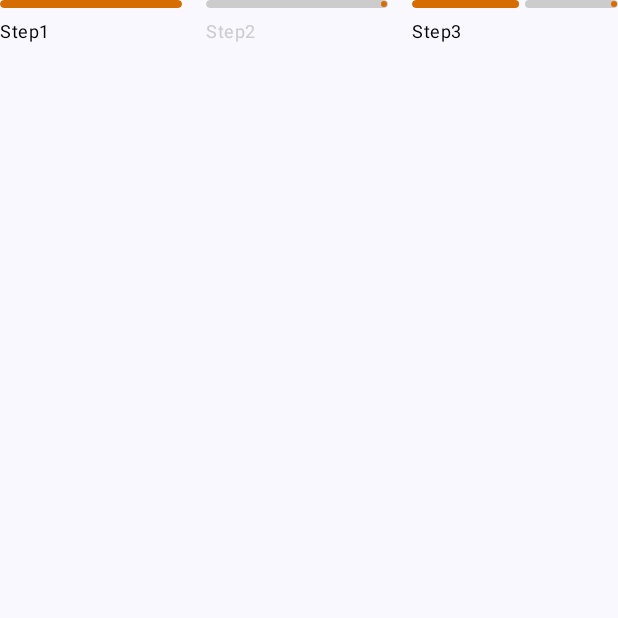
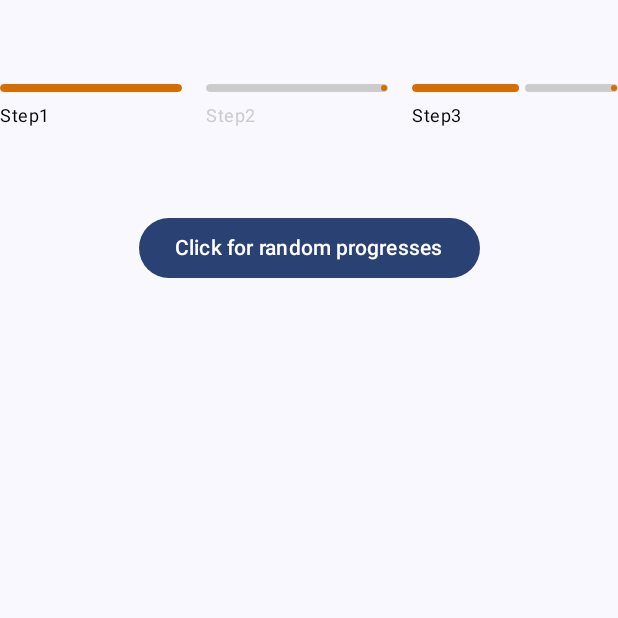
Before and after one commit to emirhanemmez/MultiStepsProgressBar, an Android app built with Jetpack Compose: the screen it shows after launch (MainActivity), on a phone screen of 412 x 824 dp, the top half of it. Run offline under Robolectric (Android 15) with nearby library versions, the phone set to English and light mode, and no system bars.

Commit message:
add example usage

```diff
--- a/app/build.gradle.kts
+++ b/app/build.gradle.kts
@@ -50,7 +50,7 @@ android {
 }
 
 dependencies {
-    implementation(project(":multistepsprogressbar"))
+    implementation("com.github.emirhanemmez:MultiStepsProgressBar:1.0")
     implementation(libs.androidx.core.ktx)
     implementation(libs.androidx.lifecycle.runtime.ktx)
     implementation(libs.androidx.activity.compose)
--- a/app/src/main/java/com/emirhanemmez/multiplestepsprogressbarlib/MainActivity.kt
+++ b/app/src/main/java/com/emirhanemmez/multiplestepsprogressbarlib/MainActivity.kt
@@ -3,45 +3,54 @@ package com.emirhanemmez.multiplestepsprogressbarlib
 import android.os.Bundle
 import androidx.activity.ComponentActivity
 import androidx.activity.compose.setContent
+import androidx.compose.foundation.layout.Column
+import androidx.compose.foundation.layout.Spacer
 import androidx.compose.foundation.layout.fillMaxSize
+import androidx.compose.foundation.layout.height
+import androidx.compose.material3.Button
 import androidx.compose.material3.MaterialTheme
 import androidx.compose.material3.Surface
+import androidx.compose.material3.Text
+import androidx.compose.ui.Alignment
 import androidx.compose.ui.Modifier
+import androidx.compose.ui.unit.dp
+import androidx.lifecycle.ViewModelProvider
+import com.emirhanemmez.multiplestepsprogressbarlib.ui.theme.MyTheme
 import com.emirhanemmez.multistepsprogressbar.MultipleStepsProgressBar
-import com.emirhanemmez.multistepsprogressbar.model.StepData
-import com.emirhanemmez.multistepsprogressbar.model.StepId
-import com.emirhanemmez.multistepsprogressbar.model.StepProperties
-import com.emirhanemmez.multiplestepsprogressbarlib.ui.theme.MultipleStepsProgressBarLibTheme
 
 class MainActivity : ComponentActivity() {
+
+    private lateinit var mainViewModel: MainViewModel
+
     override fun onCreate(savedInstanceState: Bundle?) {
+
+        mainViewModel = ViewModelProvider(this)[MainViewModel::class.java]
+
         super.onCreate(savedInstanceState)
         setContent {
-            MultipleStepsProgressBarLibTheme {
+            MyTheme {
                 // A surface container using the 'background' color from the theme
                 Surface(
                     modifier = Modifier.fillMaxSize(),
                     color = MaterialTheme.colorScheme.background
                 ) {
-                    MultipleStepsProgressBar(
-                        stepDataList = listOf(
-                            StepData(
-                                stepId = StepId(0),
-                                stepName = "Step1",
-                                progress = StepProperties.PROGRESS_FULL
-                            ),
-                            StepData(
-                                stepId = StepId(1),
-                                stepName = "Step2",
-                                progress = StepProperties.PROGRESS_NONE,
-                            ),
-                            StepData(
-                                stepId = StepId(2),
-                                stepName = "Step3",
-                                progress = StepProperties.PROGRESS_HALF
-                            )
+                    Column(
+                        horizontalAlignment = Alignment.CenterHorizontally
+                    ) {
+                        Spacer(modifier = Modifier.height(56.dp))
+
+                        MultipleStepsProgressBar(
+                            stepDataList = mainViewModel.stepList
                         )
-                    )
+
+                        Spacer(modifier = Modifier.height(56.dp))
+
+                        Button(onClick = {
+                            mainViewModel.updateProgressesWithRandomValues()
+                        }) {
+                            Text(text = "Click for random progresses")
+                        }
+                    }
                 }
             }
         }
--- /dev/null
+++ b/app/src/main/java/com/emirhanemmez/multiplestepsprogressbarlib/MainViewModel.kt
@@ -0,0 +1,47 @@
+package com.emirhanemmez.multiplestepsprogressbarlib
+
+import androidx.compose.runtime.mutableStateListOf
+import androidx.lifecycle.ViewModel
+import com.emirhanemmez.multistepsprogressbar.model.ProgressProperties
+import com.emirhanemmez.multistepsprogressbar.model.StepData
+import com.emirhanemmez.multistepsprogressbar.model.StepId
+import com.emirhanemmez.multistepsprogressbar.updateStepProgress
+import kotlin.random.Random
+
+class MainViewModel : ViewModel() {
+
+    private val _stepList = mutableStateListOf<StepData>().apply {
+        addAll(
+            listOf(
+                StepData(
+                    stepId = Id.FirstStep,
+                    stepName = "Step1",
+                    progress = ProgressProperties.PROGRESS_FULL
+                ),
+                StepData(
+                    stepId = Id.SecondStep,
+                    stepName = "Step2",
+                    progress = ProgressProperties.PROGRESS_NONE,
+                ),
+                StepData(
+                    stepId = Id.ThirdStep,
+                    stepName = "Step3",
+                    progress = ProgressProperties.PROGRESS_HALF
+                )
+            )
+        )
+    }
+    val stepList: List<StepData> = _stepList
+
+    fun updateProgressesWithRandomValues() {
+        _stepList.updateStepProgress(Id.FirstStep, Random.nextFloat())
+        _stepList.updateStepProgress(Id.SecondStep, Random.nextFloat())
+        _stepList.updateStepProgress(Id.ThirdStep, Random.nextFloat())
+    }
+
+    sealed class Id(id: Int) : StepId(id) {
+        data object FirstStep : Id(0)
+        data object SecondStep : Id(1)
+        data object ThirdStep : Id(2)
+    }
+}
--- a/app/src/main/java/com/emirhanemmez/multiplestepsprogressbarlib/ui/theme/Theme.kt
+++ b/app/src/main/java/com/emirhanemmez/multiplestepsprogressbarlib/ui/theme/Theme.kt
@@ -38,7 +38,7 @@ private val LightColorScheme = lightColorScheme(
 )
 
 @Composable
-fun MultipleStepsProgressBarLibTheme(
+fun MyTheme(
     darkTheme: Boolean = isSystemInDarkTheme(),
     // Dynamic color is available on Android 12+
     dynamicColor: Boolean = true,
--- a/multistepsprogressbar/src/main/java/com/emirhanemmez/multistepsprogressbar/MultipleStepsProgressBar.kt
+++ b/multistepsprogressbar/src/main/java/com/emirhanemmez/multistepsprogressbar/MultipleStepsProgressBar.kt
@@ -16,6 +16,7 @@ import androidx.compose.ui.Modifier
 import androidx.compose.ui.draw.clip
 import androidx.compose.ui.tooling.preview.Preview
 import androidx.compose.ui.unit.dp
+import com.emirhanemmez.multistepsprogressbar.model.ProgressProperties
 import com.emirhanemmez.multistepsprogressbar.model.StepData
 import com.emirhanemmez.multistepsprogressbar.model.StepId
 import com.emirhanemmez.multistepsprogressbar.model.StepProperties
@@ -55,11 +56,11 @@ fun StepItem(
         LinearProgressIndicator(
             modifier = Modifier
                 .fillMaxWidth()
-                .clip(RoundedCornerShape(stepProperties.progressCornerRadius))
+                .clip(RoundedCornerShape(stepProperties.progressProperties.progressCornerRadius))
                 .height(5.dp),
             progress = stepData.progress,
-            trackColor = stepProperties.progressBackgroundColor,
-            color = stepProperties.progressColor
+            trackColor = stepProperties.progressProperties.progressBackgroundColor,
+            color = stepProperties.progressProperties.progressColor
         )
 
         Spacer(modifier = Modifier.height(stepProperties.marginBetweenTextAndProgress))
@@ -85,17 +86,17 @@ fun MultipleStepsProgressBarPreview() {
                     StepData(
                         stepId = StepId(0),
                         stepName = "Step1",
-                        progress = StepProperties.PROGRESS_FULL
+                        progress = ProgressProperties.PROGRESS_FULL
                     ),
                     StepData(
                         stepId = StepId(1),
                         stepName = "Step2",
-                        progress = StepProperties.PROGRESS_NONE,
+                        progress = ProgressProperties.PROGRESS_NONE,
                     ),
                     StepData(
                         stepId = StepId(2),
                         stepName = "Step3",
-                        progress = StepProperties.PROGRESS_HALF
+                        progress = ProgressProperties.PROGRESS_HALF
                     )
                 )
             )
--- a/multistepsprogressbar/src/main/java/com/emirhanemmez/multistepsprogressbar/model/StepProperties.kt
+++ b/multistepsprogressbar/src/main/java/com/emirhanemmez/multistepsprogressbar/model/StepProperties.kt
@@ -3,6 +3,7 @@ package com.emirhanemmez.multistepsprogressbar.model
 import androidx.compose.material3.MaterialTheme
 import androidx.compose.runtime.Composable
 import androidx.compose.ui.graphics.Color
+import androidx.compose.ui.text.TextStyle
 import androidx.compose.ui.unit.Dp
 import androidx.compose.ui.unit.dp
 import com.emirhanemmez.multistepsprogressbar.defaultActiveTextColor
@@ -12,24 +13,20 @@ import com.emirhanemmez.multistepsprogressbar.defaultProgressBackgroundColor
 import com.emirhanemmez.multistepsprogressbar.defaultProgressColor
 
 data class StepProperties(
-    val progressColor: Color,
-    val progressBackgroundColor: Color,
-    val progressCornerRadius: Dp,
+    val progressProperties: ProgressProperties,
     val indicatorHeight: Dp,
     val textProperties: TextProperties,
     val marginBetweenSteps: Dp,
     val marginBetweenTextAndProgress: Dp
 ) {
     companion object {
-        const val PROGRESS_NONE = 0f
-        const val PROGRESS_HALF = 0.5f
-        const val PROGRESS_FULL = 1f
-
         @Composable
         fun getDefault() = StepProperties(
-            progressColor = defaultProgressColor,
-            progressBackgroundColor = defaultProgressBackgroundColor,
-            progressCornerRadius = 16.dp,
+            progressProperties = ProgressProperties(
+                progressColor = defaultProgressColor,
+                progressBackgroundColor = defaultProgressBackgroundColor,
+                progressCornerRadius = 16.dp,
+            ),
             indicatorHeight = defaultIndicatorHeight,
             textProperties = TextProperties(
                 textStyle = MaterialTheme.typography.bodySmall,
@@ -41,3 +38,21 @@ data class StepProperties(
         )
     }
 }
+
+data class TextProperties(
+    val textStyle: TextStyle,
+    val activeTextColor: Color,
+    val inActiveTextColor: Color
+)
+
+data class ProgressProperties(
+    val progressColor: Color,
+    val progressBackgroundColor: Color,
+    val progressCornerRadius: Dp,
+) {
+    companion object {
+        const val PROGRESS_NONE = 0f
+        const val PROGRESS_HALF = 0.5f
+        const val PROGRESS_FULL = 1f
+    }
+}
--- a/multistepsprogressbar/src/main/java/com/emirhanemmez/multistepsprogressbar/model/TextProperties.kt
+++ /dev/null
@@ -1,10 +0,0 @@
-package com.emirhanemmez.multistepsprogressbar.model
-
-import androidx.compose.ui.graphics.Color
-import androidx.compose.ui.text.TextStyle
-
-data class TextProperties(
-    val textStyle: TextStyle,
-    val activeTextColor: Color,
-    val inActiveTextColor: Color
-)
```
Also changed, not shown: 1 other file.
